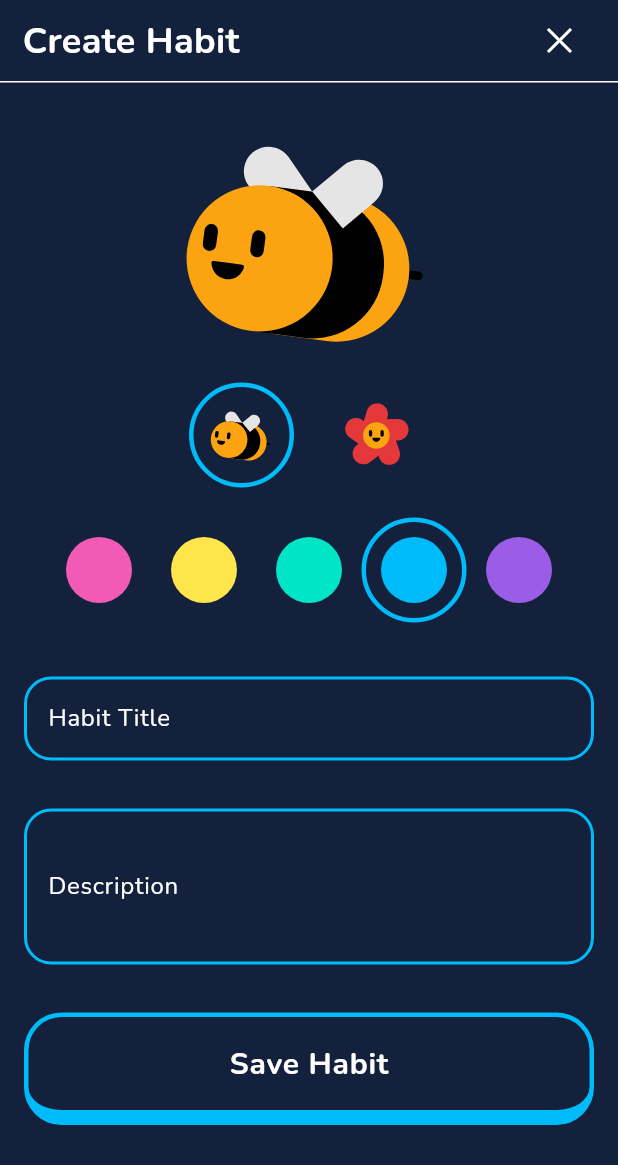
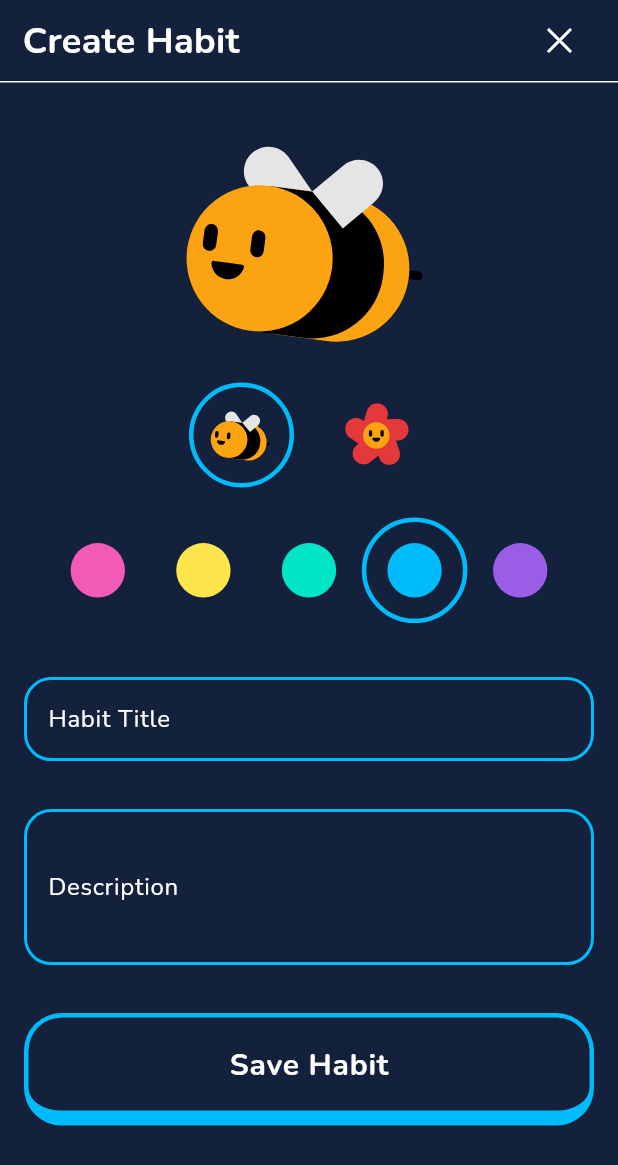
Before and after one commit to GabrielGrabalos/MyHabitStreak, a Flutter app: the screen it shows after launch, after a tap on the "add" icon, on a phone screen of 412 x 824 dp. Shown: the top 1165 px of the screen. Run offline on Flutter 3.47's test engine with Material 3 defaults, Android fonts, the phone set to English and light mode, and no system bars; our stand-ins replace flutter_secure_storage, flutter_svg, google_fonts, vibration.

Commit message:
Some details

```diff
--- a/my_habit_streak/lib/models/habit.dart
+++ b/my_habit_streak/lib/models/habit.dart
@@ -136,7 +136,7 @@ class Habit {
 
   bool isHabitValid() {
     // Check if title is not empty and description is not empty
-    return title.isNotEmpty && description.isNotEmpty;
+    return title.isNotEmpty;
   }
 
   @override
--- a/my_habit_streak/lib/screens/home_screen.dart
+++ b/my_habit_streak/lib/screens/home_screen.dart
@@ -1,4 +1,5 @@
 import 'package:flutter/material.dart'; // Using Material Design widgets
+import 'package:flutter_svg/flutter_svg.dart';
 import 'package:my_habit_streak/models/habit.dart';
 import 'package:my_habit_streak/utils/habit_storage_service.dart';
 import 'package:my_habit_streak/widgets/app_scaffold.dart';
@@ -127,7 +128,38 @@ class _HomeScreenState extends State<HomeScreen> with RouteAware {
                               ),
                             if (_doneTodayHabits.isEmpty &&
                                 _notDoneTodayHabits.isEmpty)
-                              const Center(child: Text('No habits found')),
+                              Align(
+                                alignment: Alignment.topRight,
+                                child: Padding(
+                                  padding: EdgeInsets.only(
+                                    top: 15,
+                                    right: 35,
+                                  ),
+                                  child: Column(
+                                    children: [
+                                      SvgPicture.asset(
+                                        'assets/bee_button_indicator.svg',
+                                        width: constraints.maxWidth * 0.8,
+                                      ),
+                                      const SizedBox(height: 10),
+                                      Transform.rotate(
+                                        angle: -0.25,
+                                        child: Text(
+                                          'Start by creating\na new habit!',
+                                          textAlign: TextAlign.center,
+                                          style: Theme.of(context)
+                                              .textTheme
+                                              .bodyMedium!
+                                              .copyWith(
+                                                fontSize: 18,
+                                                color: Colors.white,
+                                              ),
+                                        ),
+                                      ),
+                                    ],
+                                  ),
+                                ),
+                              ),
                           ],
                         ),
                       ),
--- a/my_habit_streak/lib/widgets/color_selector.dart
+++ b/my_habit_streak/lib/widgets/color_selector.dart
@@ -3,6 +3,7 @@ import 'package:my_habit_streak/utils/colors.dart';
 
 class ColorSelector extends StatelessWidget {
   final List<Color> colors;
+  final double spacing;
   final Color selectedColor;
   final ValueChanged<Color> onColorSelected;
 
@@ -15,12 +16,18 @@ class ColorSelector extends StatelessWidget {
       blueTheme,
       purpleTheme,
     ],
+    this.spacing = 10.0,
     this.selectedColor = blueTheme,
     required this.onColorSelected,
   });
 
   @override
   Widget build(BuildContext context) {
+    final screenWidth = MediaQuery.of(context).size.width;
+    final availableWidth = screenWidth - 20; // 20 padding on each side
+    final outerSize = (availableWidth - spacing * (colors.length - 1)) / colors.length;
+    final innerSize = (outerSize * 0.8).clamp(20.0, 100.0); // Ensure a minimum size for the inner circle
+
     return Row(
       mainAxisAlignment: MainAxisAlignment.center,
       children: colors.map((color) {
@@ -30,9 +37,9 @@ class ColorSelector extends StatelessWidget {
             onColorSelected(color);
           },
           child: Container(
-            width: 70,
-            height: 70,
-            padding: const EdgeInsets.all(10),
+            width: outerSize,
+            height: outerSize,
+            padding: EdgeInsets.all(outerSize * 0.2), // Adjust padding as needed
             decoration: BoxDecoration(
               border: Border.all(
                 color: selectedColor == color ? color : Colors.transparent,
@@ -42,7 +49,7 @@ class ColorSelector extends StatelessWidget {
             ),
             child: CircleAvatar(
               backgroundColor: color,
-              radius: 30, // Adjust radius as needed
+              radius: innerSize, // Adjust radius as needed
             ),
           ),
         );
--- a/my_habit_streak/lib/widgets/header.dart
+++ b/my_habit_streak/lib/widgets/header.dart
@@ -25,12 +25,16 @@ class Header extends StatelessWidget {
       child: Row(
         mainAxisAlignment: MainAxisAlignment.spaceBetween,
         children: [
-          Text(
-            title,
-            style: TextStyle(
-              fontSize: 24,
-              fontWeight: FontWeight.bold,
-              color: Colors.white,
+          Expanded(
+            child: Text(
+              title,
+              style: TextStyle(
+                fontSize: 24,
+                fontWeight: FontWeight.bold,
+                color: Colors.white,
+              ),
+              maxLines: 1,
+              overflow: TextOverflow.ellipsis,
             ),
           ),
           if (icon != null)
```
Also changed, not shown: my_habit_streak/lib/screens/create_edit_habit.dart (+37 -4 lines), my_habit_streak/lib/widgets/dialog_popup.dart (+8 -3 lines), my_habit_streak/lib/widgets/streak_calendar.dart (+9 -2 lines), my_habit_streak/assets/bee_button_indicator.svg (added).
